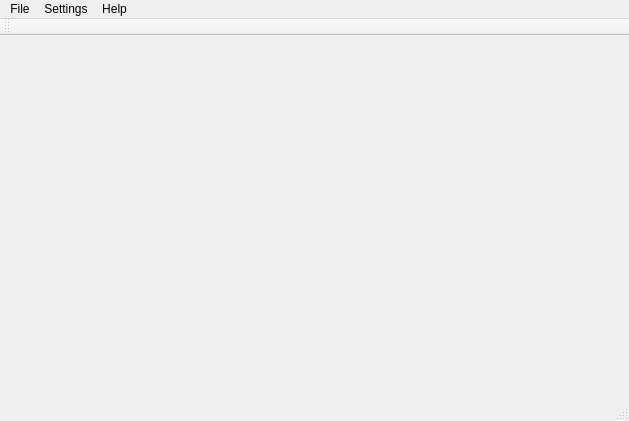
First picture: the form in src/qk8055.ui, repository g7mzr/qk8055, before the edit.
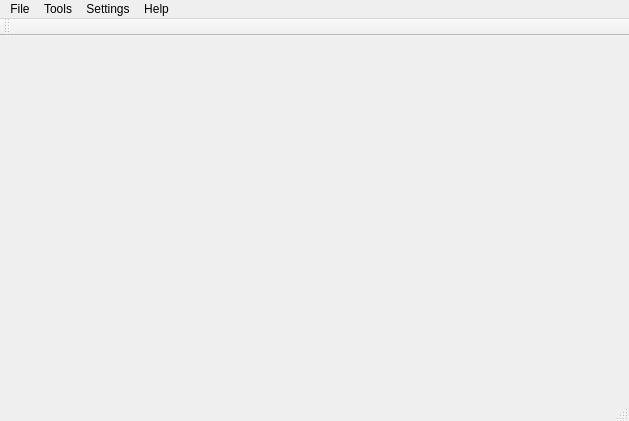
Second picture: the form after the edit. Icons and pictures are not drawn.

```diff
--- a/src/qk8055.ui
+++ b/src/qk8055.ui
@@ -46,7 +46,14 @@
     </property>
     <addaction name="actionPreferences"/>
    </widget>
+   <widget class="QMenu" name="menuTools">
+    <property name="title">
+     <string>Tools</string>
+    </property>
+    <addaction name="actionScan_Devices"/>
+   </widget>
    <addaction name="menuFile"/>
+   <addaction name="menuTools"/>
    <addaction name="menuSettings"/>
    <addaction name="menuHelp"/>
   </widget>
```
Left out of the diff: 9 changed lines with no effect on the pictures.
